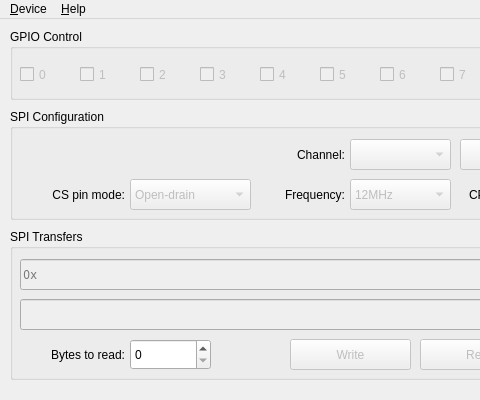
Above: src/devicewindow.ui from bloguetronica/cp2130-com before the change; both pictures show x 0 to 480 and y 0 to 400 of the 691 by 400 pixel window. Below: the same form after it.
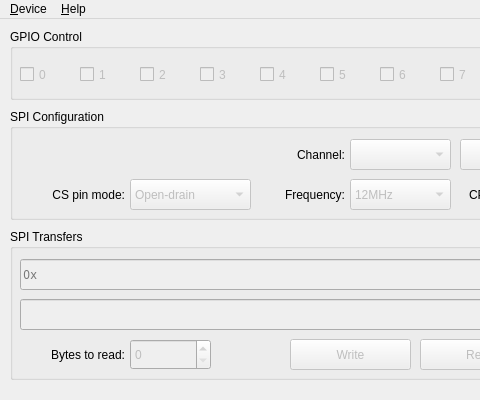
That is the form after the change. Icons and pictures are not drawn.

What changed in the file:
```diff
--- a/src/devicewindow.ui
+++ b/src/devicewindow.ui
@@ -587,6 +587,9 @@
      </property>
     </widget>
     <widget class="QSpinBox" name="spinBoxBytesToRead">
+     <property name="enabled">
+      <bool>false</bool>
+     </property>
      <property name="geometry">
       <rect>
        <x>120</x>
```
